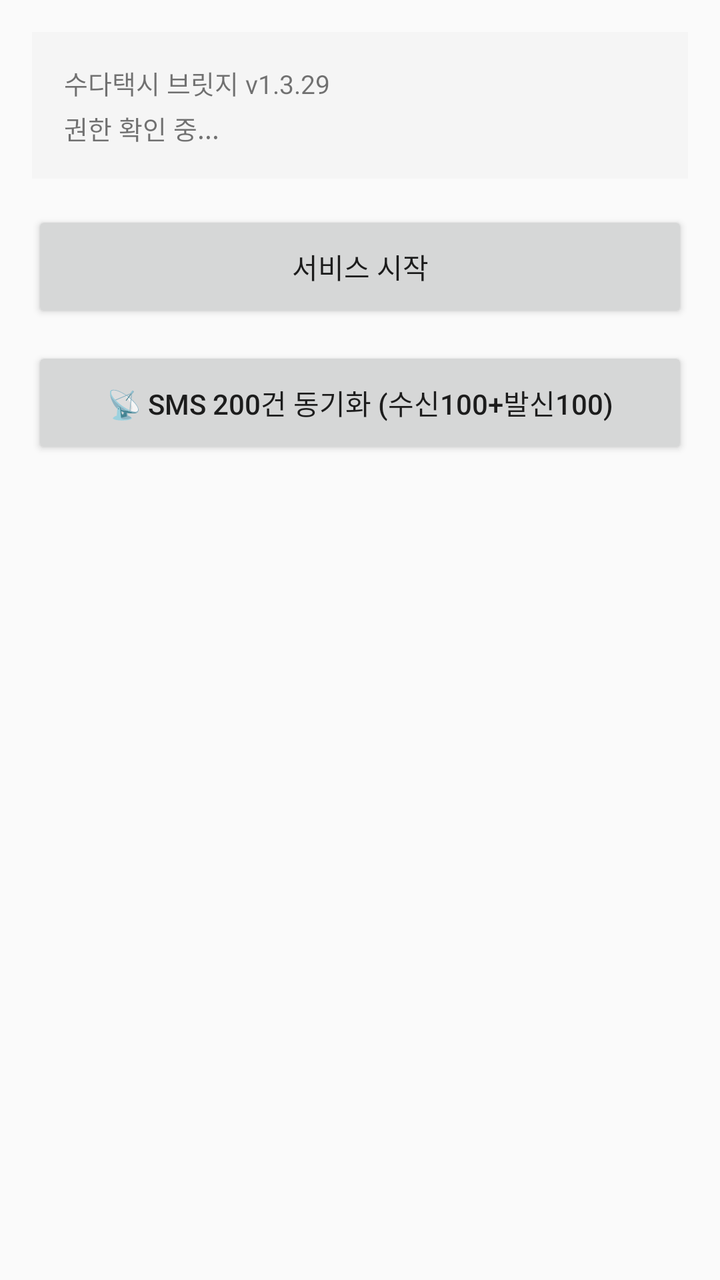
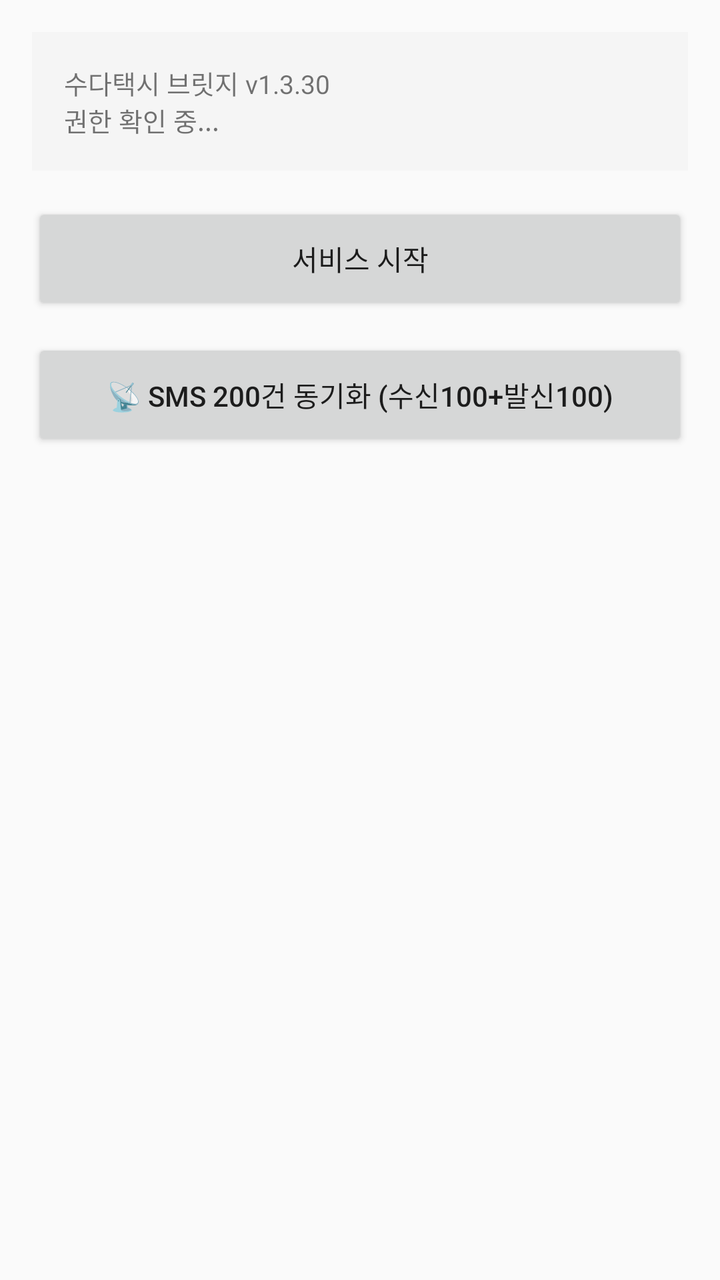

The first picture is an Android layout as it rendered before a commit; the second is the same layout after the commit. The layout source and the unified diff follow.
<!-- AndroidManifest.xml: application theme android:Theme.Material.Light.NoActionBar -->
<!-- res/layout/activity_main.xml -->
<?xml version="1.0" encoding="utf-8"?>
<LinearLayout xmlns:android="http://schemas.android.com/apk/res/android"
    android:layout_width="match_parent" android:layout_height="match_parent"
    android:orientation="vertical" android:padding="16dp">

    <TextView android:id="@+id/statusText"
        android:layout_width="match_parent" android:layout_height="wrap_content"
        android:text="수다택시 브릿지 v1.3.29&#10;권한 확인 중..."
        android:textSize="13sp" android:lineSpacingExtra="4dp"
        android:padding="16dp" android:background="#F5F5F5"
        android:layout_marginBottom="16dp" />

    <Button android:id="@+id/btnStartService"
        android:layout_width="match_parent" android:layout_height="56dp"
        android:text="서비스 시작" android:layout_marginBottom="12dp" />

    <Button android:id="@+id/btnSyncSms"
        android:layout_width="match_parent" android:layout_height="56dp"
        android:text="📡 SMS 200건 동기화 (수신100+발신100)" />
</LinearLayout>
<!-- resources referenced by this layout -->
<resources>

</resources>

<!-- the commit's change to res/layout/activity_main.xml (unified diff, before → after) -->
@@ -2,18 +2,14 @@
 <LinearLayout xmlns:android="http://schemas.android.com/apk/res/android"
     android:layout_width="match_parent" android:layout_height="match_parent"
     android:orientation="vertical" android:padding="16dp">
-
     <TextView android:id="@+id/statusText"
         android:layout_width="match_parent" android:layout_height="wrap_content"
-        android:text="수다택시 브릿지 v1.3.29&#10;권한 확인 중..."
-        android:textSize="13sp" android:lineSpacingExtra="4dp"
-        android:padding="16dp" android:background="#F5F5F5"
+        android:text="수다택시 브릿지 v1.3.30&#10;권한 확인 중..."
+        android:textSize="13sp" android:padding="16dp" android:background="#F5F5F5"
         android:layout_marginBottom="16dp" />
-
     <Button android:id="@+id/btnStartService"
         android:layout_width="match_parent" android:layout_height="56dp"
         android:text="서비스 시작" android:layout_marginBottom="12dp" />
-
     <Button android:id="@+id/btnSyncSms"
         android:layout_width="match_parent" android:layout_height="56dp"
         android:text="📡 SMS 200건 동기화 (수신100+발신100)" />
